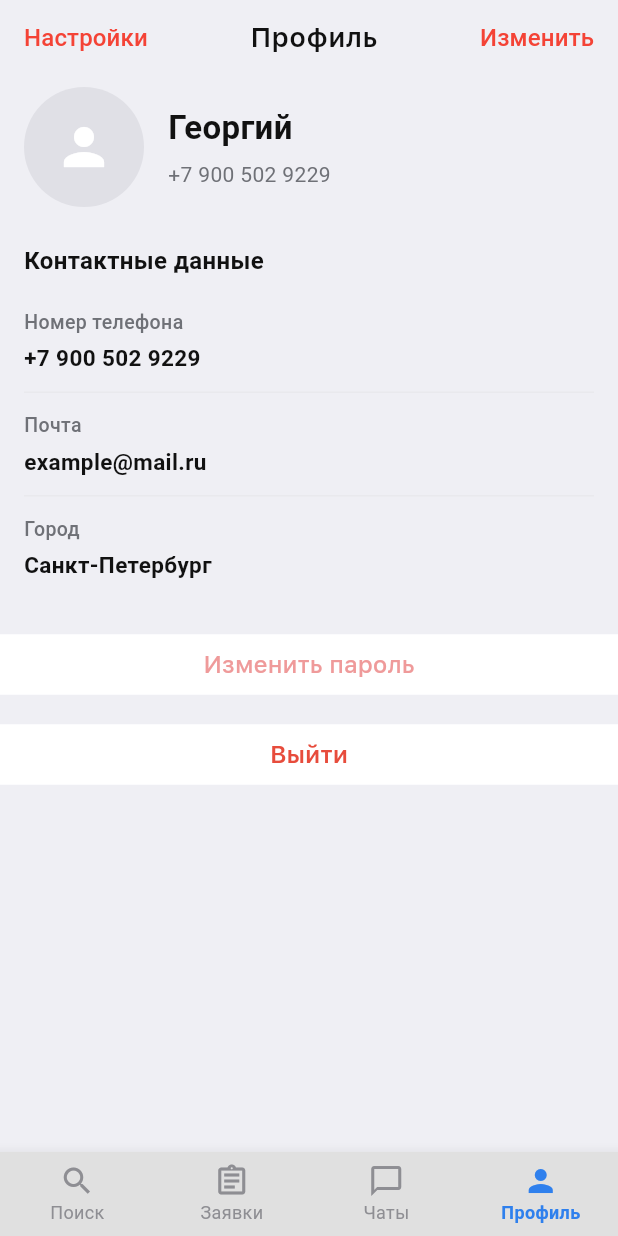
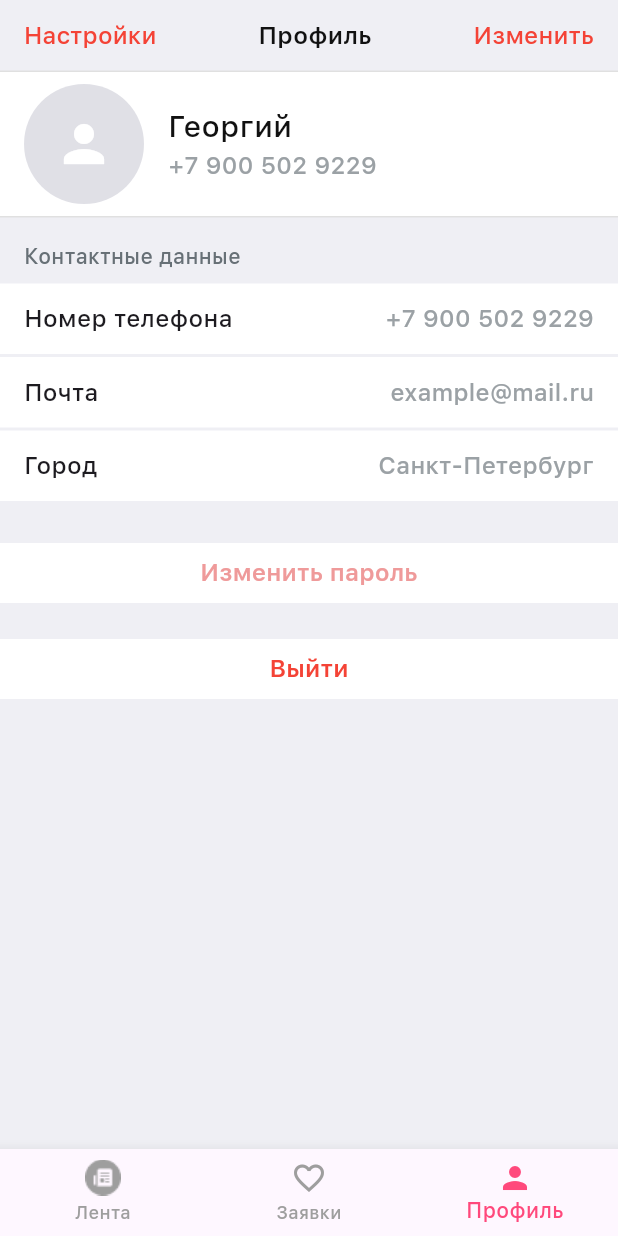
Before and after one commit to Striker32/Telemedicine, a Flutter app: the screen it shows after launch, on a phone screen of 412 x 824 dp. Run offline on Flutter 3.47's test engine with Material 3 defaults, Android fonts, the phone set to English and light mode, and no system bars; our stand-ins replace firebase_auth, firebase_core; accounts and stored records are empty; project files that could hold a hidden picture were left out.

Commit message:
raw user-profile + bar

```diff
--- a/lib/auth/auth_gate.dart
+++ b/lib/auth/auth_gate.dart
@@ -1,7 +1,7 @@
 import 'package:firebase_auth/firebase_auth.dart';
 import 'package:flutter/material.dart';
 import 'package:last_telemedicine/auth/login_or_register.dart';
-import 'package:last_telemedicine/components/home_page.dart';
+import 'package:last_telemedicine/pages/home_page.dart';
 
 class AuthGate extends StatelessWidget {
   const AuthGate({super.key});
--- /dev/null
+++ b/lib/components/bottom_navigation_bar.dart
@@ -0,0 +1,40 @@
+import 'package:flutter/material.dart';
+
+class BottomNavBar extends StatelessWidget {
+  final int currentIndex;
+  final ValueChanged<int> onTap;
+
+
+
+  const BottomNavBar({
+    Key? key,
+    required this.currentIndex,
+    required this.onTap,
+  }) : super(key: key);
+
+  @override
+  Widget build(BuildContext context) {
+    return BottomNavigationBar(
+      currentIndex: currentIndex,
+      onTap: onTap,
+      type: BottomNavigationBarType.fixed,
+      selectedItemColor: const Color(0xFFFF497C),
+      unselectedItemColor: Colors.grey,
+      items: const [
+        BottomNavigationBarItem(
+          icon: ImageIcon(AssetImage('assets/images/icons/feed_icon.png')),
+          label: 'Лента',
+          activeIcon: ImageIcon(
+              AssetImage('assets/images/icons/feed_icon.png'),
+              color: const Color(0xFFFF497C),
+          ),
+        ),
+        BottomNavigationBarItem(
+          icon: Icon(Icons.favorite_border),
+          label: 'Заявки',
+        ),
+        BottomNavigationBarItem(icon: Icon(Icons.person), label: 'Профиль'),
+      ],
+    );
+  }
+}
--- /dev/null
+++ b/lib/components/custom_button.dart
@@ -0,0 +1,44 @@
+import 'package:flutter/material.dart';
+
+
+class CustomButton extends StatelessWidget {
+  final String label;
+  final VoidCallback? onTap;
+  final fontWeight;
+  final color;
+
+
+  const CustomButton({
+    super.key,
+    required this.label,   // обязательно
+    this.onTap, // необязательно
+    this.fontWeight = FontWeight.w600,// необязательно
+    this.color = Colors.red,
+  });
+
+  @override
+  Widget build(BuildContext context) {
+    return SizedBox(
+      width: double.infinity,
+      child: OutlinedButton(
+        onPressed: onTap, // может быть null
+        style: OutlinedButton.styleFrom(
+          side: const BorderSide(color: Colors.white),
+          shape: const RoundedRectangleBorder(),
+          backgroundColor: Colors.white,
+          foregroundColor: color,
+        ),
+        child: Text(
+            label,
+            style: TextStyle(
+              fontSize: 16,
+              fontFamily: 'SF Pro Display',
+              fontWeight: fontWeight,
+              color: color,
+          ),
+
+        ),
+      ),
+    );
+  }
+}
--- a/lib/main.dart
+++ b/lib/main.dart
@@ -25,7 +25,9 @@ class Myapp extends StatelessWidget {
     return MaterialApp(
       debugShowCheckedModeBanner: false,
         home: ProfilePage(),
-        theme: lightMode,
+        theme: ThemeData(
+          fontFamily: "SF Pro Display",
+        ),
     );
   }
 
--- a/lib/pages/Choose_profile.dart
+++ b/lib/pages/Choose_profile.dart
@@ -1,5 +1,5 @@
 import 'package:flutter/material.dart';
-import 'package:last_telemedicine/components/home_page.dart';
+import 'package:last_telemedicine/pages/home_page.dart';
 import 'package:last_telemedicine/pages/login_page.dart';
 
 import 'package:last_telemedicine/auth/login_or_register.dart';
--- /dev/null
+++ b/lib/pages/Placeholder.dart
@@ -0,0 +1,22 @@
+import 'package:flutter/material.dart';
+import 'package:last_telemedicine/auth/auth_service.dart';
+
+
+class HomePage extends StatelessWidget {
+  const HomePage({super.key});
+
+  void logout() {
+    final _auth = AuthService();
+    _auth.signOut();
+  }
+  @override
+  Widget build(BuildContext context) {
+    return Scaffold(
+      appBar: AppBar(
+        title: Text("Homepage Placeholder"),
+        actions: [
+          IconButton(onPressed: logout, icon: Icon(Icons.logout)),
+        ],),
+    );
+  }
+}
--- a/lib/pages/login_page.dart
+++ b/lib/pages/login_page.dart
@@ -1,8 +1,8 @@
 import 'package:flutter/material.dart';
 import 'package:last_telemedicine/auth/auth_service.dart';
-import 'package:last_telemedicine/components/My_button.dart';
+import 'package:last_telemedicine/components/legacy/My_button.dart';
 import 'package:last_telemedicine/components/back_button.dart';
-import 'package:last_telemedicine/components/my_textfield.dart';
+import 'package:last_telemedicine/components/legacy/my_textfield.dart';
 import 'package:last_telemedicine/pages/Choose_profile.dart';
 
 class LoginPage extends StatelessWidget {
--- a/lib/pages/register_page.dart
+++ b/lib/pages/register_page.dart
@@ -1,6 +1,6 @@
 import 'package:flutter/material.dart';
-import 'package:last_telemedicine/components/My_button.dart';
-import 'package:last_telemedicine/components/my_textfield.dart';
+import 'package:last_telemedicine/components/legacy/My_button.dart';
+import 'package:last_telemedicine/components/legacy/my_textfield.dart';
 
 import '../components/back_button.dart';
 
--- a/lib/pages/user_pages/profile_user.dart
+++ b/lib/pages/user_pages/profile_user.dart
@@ -1,4 +1,6 @@
 import 'package:flutter/material.dart';
+import 'package:last_telemedicine/components/custom_button.dart';
+import 'package:last_telemedicine/components/bottom_navigation_bar.dart';
 
 class ProfilePage extends StatefulWidget {
   const ProfilePage({Key? key}) : super(key: key);
@@ -9,17 +11,16 @@ class ProfilePage extends StatefulWidget {
 
 class _ProfilePageState extends State<ProfilePage> {
   // Индекс выбранной вкладки: Профиль
-  int _currentIndex = 3;
+  int _index = 2;
+  final _pages = [Placeholder(), Placeholder(), ProfilePage()];
 
   // Дизайн-токены (подгоняются под макет)
-  static const Color kBackground = Color(0xFFEFEFF4);
-  static const Color kTitleColor = Color(0xFF111111);
+  static const Color kBackground = Color(0xFFEFEFF4); // цвет фона
+  static const Color kTitleColor = Color(0xFF111111); // цвет "Профиль"
   static const Color kLinkColor = Colors.red; // цвет "Настройки" и "Изменить"
-  static const Color kPrimaryText = Color(0xFF111111);
-  static const Color kSecondaryText = Color(0xFF6F7177);
-  static const Color kDivider = Color(0xFFE9E9ED);
-  static const Color kNavSelected = Color(0xFF2F80ED);
-  static const Color kNavUnselected = Color(0xFF8E8E93);
+  static const Color kPrimaryText = Color(0xFF111111); // цвет имени
+  static const Color kSecondaryText = Color(0xFF9BA1A5); // цвет значения в контактных данных
+  static const Color kDivider = Color(0x3C3C43); // цвет разделителя
 
   @override
   Widget build(BuildContext context) {
@@ -46,14 +47,14 @@ class _ProfilePageState extends State<ProfilePage> {
                     ),
                     child: const Text(
                       'Настройки',
-                      style: TextStyle(fontSize: 16, fontWeight: FontWeight.w500),
+                      style: TextStyle(fontSize: 16, fontWeight: FontWeight.w400),
                     ),
                   ),
                   const Spacer(),
                   const Text(
                     'Профиль',
                     style: TextStyle(
-                      fontSize: 18,
+                      fontSize: 16,
                       fontFamily: 'SF Pro Display',
                       fontWeight: FontWeight.w600,
                       color: kTitleColor,
@@ -72,15 +73,25 @@ class _ProfilePageState extends State<ProfilePage> {
                     ),
                     child: const Text(
                       'Изменить',
-                      style: TextStyle(fontSize: 16, fontWeight: FontWeight.w500),
+                      style: TextStyle(fontSize: 16, fontWeight: FontWeight.w400),
                     ),
                   ),
                 ],
               ),
             ),
 
+
             // Блок аватара, имени и телефона
-            Padding(
+            Container(
+              decoration: BoxDecoration(
+                color: Colors.white,
+                border: Border(
+                  bottom: BorderSide(color: Colors.black12, width: 1),
+                  top: BorderSide(color: Colors.black12, width: 1),
+                ),
+              ),
+
+              child: Padding(
                 padding: const EdgeInsets.symmetric(horizontal: 16, vertical: 8),
                 child: Row(
                   children: [
@@ -97,17 +108,25 @@ class _ProfilePageState extends State<ProfilePage> {
                         children: const [
                           Text(
                             'Георгий',
-                          style: TextStyle(fontSize: 22, fontWeight: FontWeight.w600, color: kPrimaryText),
+                            style: TextStyle(
+                                fontSize: 20,
+                                fontWeight: FontWeight.w500,
+                                color: kPrimaryText
                             ),
-                        SizedBox(height: 6),
+                          ),
                           Text(
                             '+7 900 502 9229',
-                          style: TextStyle(fontSize: 14, fontWeight: FontWeight.w400, color: kSecondaryText),
+                            style: TextStyle(
+                                fontSize: 16,
+                                fontWeight: FontWeight.w400,
+                                color: kSecondaryText
+                            ),
                           ),
                         ],
                       ),
                     ),
                   ],
+                ),
               ),
             ),
 
@@ -118,69 +137,68 @@ class _ProfilePageState extends State<ProfilePage> {
               padding: EdgeInsets.symmetric(horizontal: 16),
               child: Text(
                 'Контактные данные',
-                style: TextStyle(fontSize: 16, fontWeight: FontWeight.w600, color: kPrimaryText),
+                style: TextStyle(
+                    fontSize: 14,
+                    fontWeight: FontWeight.w400,
+                    color: Color(0xFF677076)),
               ),
             ),
 
             const SizedBox(height: 8),
 
+
             // Поля информации — без иконок, с тонкими разделителями
-            const _InfoField(title: 'Номер телефона', value: '+7 900 502 9229'),
+
+            const _InfoField(
+                title: 'Номер телефона',
+                value: '+7 900 502 9229'
+            ),
+
             const _DividerLine(),
-            const _InfoField(title: 'Почта', value: 'example@mail.ru'),
+
+            const _InfoField(
+                title: 'Почта',
+                value: 'example@mail.ru',
+
+            ),
+
             const _DividerLine(),
-            const _InfoField(title: 'Город', value: 'Санкт-Петербург'),
+
+            const _InfoField(
+                title: 'Город',
+                value: 'Санкт-Петербург',
+            ),
+
+            const _DividerLine(),
 
             const SizedBox(height: 20),
+
+            const _DividerLine(),
 
             // Кнопки действий
             Padding(
               padding: const EdgeInsets.symmetric(horizontal: 0),
               child: Column(
                 children: [
-                  SizedBox(
-                    width: double.infinity,
-                    child: OutlinedButton(
-                      onPressed: () {
-                        // TODO: изменить пароль
-                      },
-                      style: OutlinedButton.styleFrom(
-                        side: const BorderSide(color: Colors.white),
-                        shape: RoundedRectangleBorder(),
-                        backgroundColor: Colors.white,
-                        foregroundColor: Colors.red.shade200,
-                        textStyle: const TextStyle(
-                            fontSize: 16,
-                            fontFamily: 'SF Pro Display',
-                            fontWeight: FontWeight.w500,
+                  CustomButton(
+                    label: 'Изменить пароль',
+                    color: Colors.red.shade200,
                   ),
-                      ),
-                      child: const Text('Изменить пароль'),
-                    ),
-                  ),
+
+                  const _DividerLine(),
+
 
                   const SizedBox(height: 12),
 
-                  SizedBox(
-                    width: double.infinity,
-                    child: OutlinedButton(
-                      onPressed: () {
-                        // TODO: выход из аккаунта
-                      },
-                      style: OutlinedButton.styleFrom(
-                        side: const BorderSide(color: Colors.white),
-                        shape: RoundedRectangleBorder(),
-                        backgroundColor: Colors.white,
-                        foregroundColor: const Color(0xFFE74C3C),
-                        textStyle: const TextStyle(
-                            fontSize: 16,
-                            fontFamily: 'SF Pro Display',
-                            fontWeight: FontWeight.w600,
+
+                  const _DividerLine(),
+
+                  const CustomButton(
+                    label: 'Выйти',
+                    color: Colors.red,
                   ),
-                      ),
-                      child: const Text('Выйти'),
-                    ),
-                  ),
+
+                  const _DividerLine(),
                 ],
               ),
             ),
@@ -190,8 +208,14 @@ class _ProfilePageState extends State<ProfilePage> {
         ),
       ),
 
+        bottomNavigationBar: BottomNavBar(
+          currentIndex: _index,
+          onTap: (i) => setState(() => _index = i)
+        ),
+
+
       // Нижний таббар
-      bottomNavigationBar: BottomNavigationBar(
+      /*bottomNavigationBar: BottomNavigationBar(
         currentIndex: _currentIndex,
         onTap: (i) {
           setState(() => _currentIndex = i);
@@ -209,7 +233,7 @@ class _ProfilePageState extends State<ProfilePage> {
           BottomNavigationBarItem(icon: Icon(Icons.chat_bubble_outline), label: 'Чаты'),
           BottomNavigationBarItem(icon: Icon(Icons.person), label: 'Профиль'),
         ],
-      ),
+      ),*/
     );
   }
 }
@@ -219,7 +243,12 @@ class _InfoField extends StatelessWidget {
   final String title;
   final String value;
 
-  const _InfoField({Key? key, required this.title, required this.value}) : super(key: key);
+  const _InfoField({
+    Key? key,
+    required this.title,
+    required this.value,
+
+  }) : super(key: key);
 
   @override
   Widget build(BuildContext context) {
@@ -227,21 +256,32 @@ class _InfoField extends StatelessWidget {
       onTap: () {
         // TODO: действие по тапу поля (если требуется)
       },
-      child: Padding(
+      child: Container(
+        color: Colors.white,
         padding: const EdgeInsets.symmetric(horizontal: 16, vertical: 12),
-        child: Column(
+        child: Container(
+          child: Row(
             crossAxisAlignment: CrossAxisAlignment.start,
             children: [
               Text(
                 title,
-              style: const TextStyle(fontSize: 13, fontWeight: FontWeight.w500, color: _ProfilePageState.kSecondaryText),
+                style: const TextStyle(
+                    fontSize: 16,
+                    fontWeight: FontWeight.w400,
                 ),
-            const SizedBox(height: 4),
+              ),
+              const Spacer(),
               Text(
                 value,
-              style: const TextStyle(fontSize: 15, fontWeight: FontWeight.w600, color: _ProfilePageState.kPrimaryText),
+                style: const TextStyle(
+                    fontSize: 16,
+                    fontWeight: FontWeight.w400,
+                    color: _ProfilePageState.kSecondaryText,
+
+                ),
               ),
             ],
+          ),
         ),
       ),
     );
@@ -249,13 +289,21 @@ class _InfoField extends StatelessWidget {
 }
 
 class _DividerLine extends StatelessWidget {
-  const _DividerLine({Key? key}) : super(key: key);
+  final double lenght;
+
+  const _DividerLine({
+    Key? key,
+    this.lenght = 1.0,
+  }) : super(key: key);
 
   @override
   Widget build(BuildContext context) {
-    return const Padding(
-      padding: EdgeInsets.symmetric(horizontal: 16),
-      child: Divider(height: 1, color: _ProfilePageState.kDivider),
+    return Padding(
+      padding: EdgeInsets.symmetric(horizontal: lenght),
+      child: const Divider(
+          height: 2,
+          color: _ProfilePageState.kDivider,
+      ),
     );
   }
 }
--- a/pubspec.yaml
+++ b/pubspec.yaml
@@ -60,6 +60,7 @@ flutter:
   uses-material-design: true
   assets:
     - assets/fonts/
+    - assets/images/icons/
 
   fonts:
     - family: SF Pro Display
```
Also changed, not shown: assets/images/icons/feed_icon.png (added), lib/components/legacy/My_button.dart (renamed from lib/components/My_button.dart), lib/components/legacy/my_textfield.dart (renamed from lib/components/my_textfield.dart), lib/pages/home_page.dart (renamed from lib/components/home_page.dart). Lines whose indentation alone changed are shown as unchanged.
